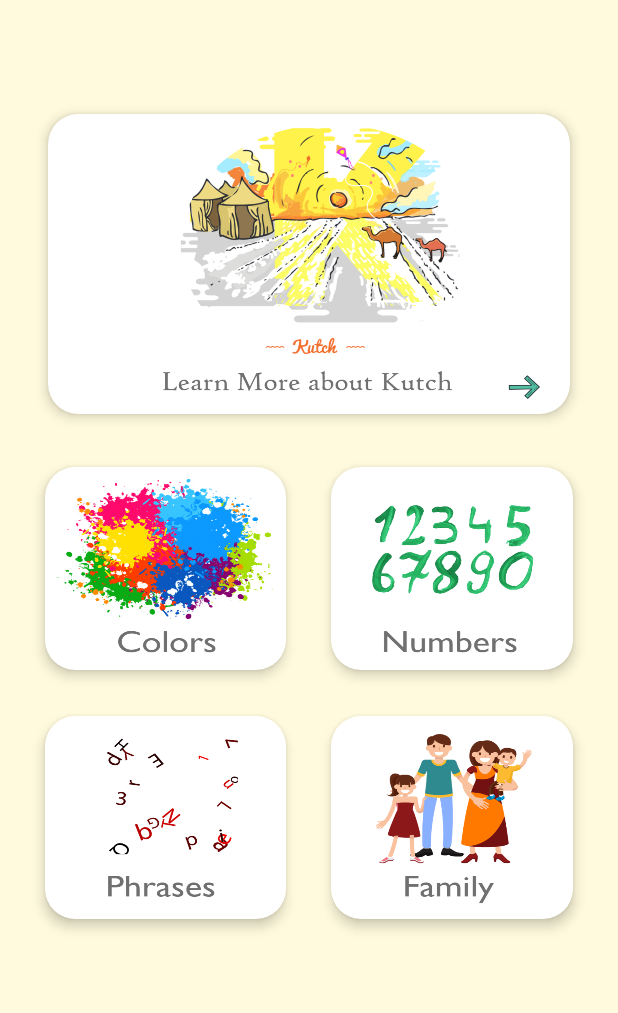
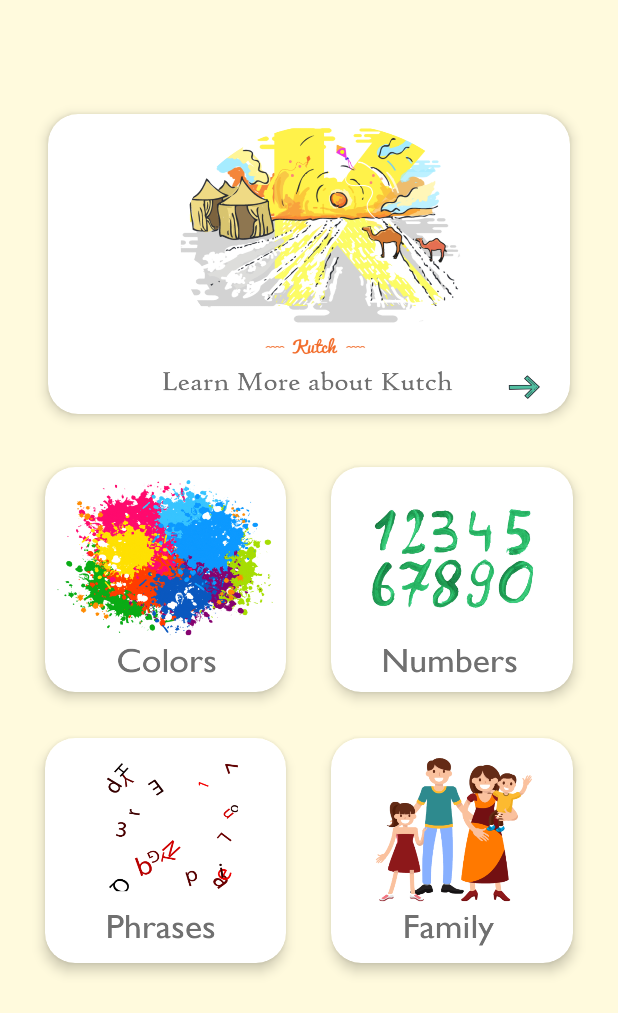
Before and after one commit to Four-Horsemen-SAKEC/Kutchhi, an Android app: the screen it shows after launch (MainActivity), on a phone screen of 412 x 824 dp. Shown: the top 1013 px of the screen. Run offline under Robolectric (Android 15) with nearby library versions, the phone set to English and light mode, and no system bars.

Commit message:
Size updated

```diff
--- a/app/src/main/res/layout/activity_category.xml
+++ b/app/src/main/res/layout/activity_category.xml
@@ -52,7 +52,7 @@
 
         <androidx.cardview.widget.CardView
             android:layout_width="0dp"
-            android:layout_height="135dp"
+            android:layout_height="150dp"
             android:layout_marginStart="30dp"
             android:layout_marginTop="15dp"
             android:layout_marginRight="15dp"
@@ -72,7 +72,7 @@
 
         <androidx.cardview.widget.CardView
             android:layout_width="0dp"
-            android:layout_height="135dp"
+            android:layout_height="150dp"
             android:layout_marginStart="30dp"
             android:layout_marginTop="15dp"
             android:layout_marginEnd="30dp"
@@ -100,7 +100,7 @@
 
         <androidx.cardview.widget.CardView
             android:layout_width="0dp"
-            android:layout_height="135dp"
+            android:layout_height="150dp"
             android:layout_marginStart="30dp"
             android:layout_marginTop="15dp"
             android:layout_marginRight="15dp"
@@ -120,7 +120,7 @@
 
         <androidx.cardview.widget.CardView
             android:layout_width="0dp"
-            android:layout_height="135dp"
+            android:layout_height="150dp"
             android:layout_marginStart="30dp"
             android:layout_marginTop="15dp"
             android:layout_marginEnd="30dp"
```
